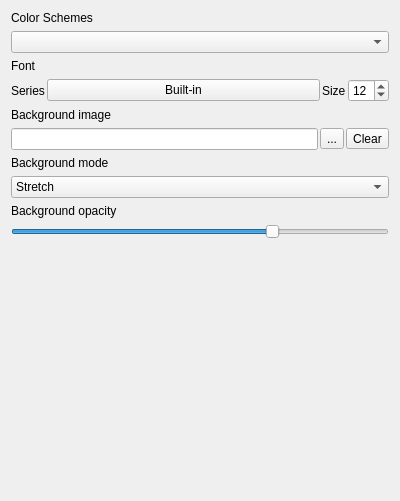
First picture: the form in src/globaloptions/globaloptionsappearancewidget.ui, repository QQxiaoming/quardCRT, before the edit.
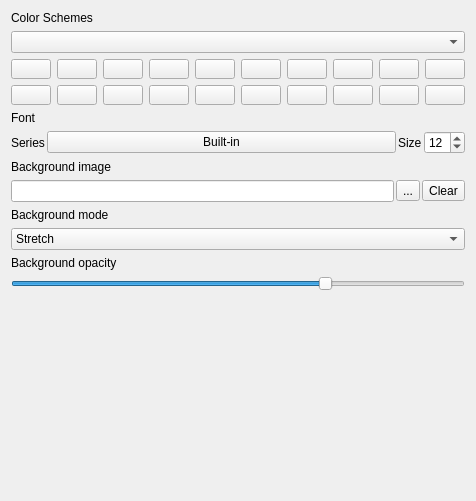
Second picture: the form after the edit.

Commit message: Add preview terminal color scheme display in settings

What changed in the file:
```diff
--- a/src/globaloptions/globaloptionsappearancewidget.ui
+++ b/src/globaloptions/globaloptionsappearancewidget.ui
@@ -6,7 +6,7 @@
    <rect>
     <x>0</x>
     <y>0</y>
-    <width>400</width>
+    <width>391</width>
     <height>501</height>
    </rect>
   </property>
@@ -21,6 +21,390 @@
    <item>
     <widget class="QComboBox" name="comBoxColorSchemes"/>
    </item>
+   <item>
+    <layout class="QGridLayout" name="gridLayout">
+     <item row="0" column="6">
+      <widget class="QPushButton" name="pushButtonColor7">
+       <property name="minimumSize">
+        <size>
+         <width>0</width>
+         <height>20</height>
+        </size>
+       </property>
+       <property name="maximumSize">
+        <size>
+         <width>16777215</width>
+         <height>20</height>
+        </size>
+       </property>
+       <property name="text">
+        <string/>
+       </property>
+      </widget>
+     </item>
+     <item row="2" column="4">
+      <widget class="QPushButton" name="pushButtonColor15">
+       <property name="minimumSize">
+        <size>
+         <width>0</width>
+         <height>20</height>
+        </size>
+       </property>
+       <property name="maximumSize">
+        <size>
+         <width>16777215</width>
+         <height>20</height>
+        </size>
+       </property>
+       <property name="text">
+        <string/>
+       </property>
+      </widget>
+     </item>
+     <item row="0" column="5">
+      <widget class="QPushButton" name="pushButtonColor6">
+       <property name="minimumSize">
+        <size>
+         <width>0</width>
+         <height>20</height>
+        </size>
+       </property>
+       <property name="maximumSize">
+        <size>
+         <width>16777215</width>
+         <height>20</height>
+        </size>
+       </property>
+       <property name="text">
+        <string/>
+       </property>
+      </widget>
+     </item>
+     <item row="2" column="1">
+      <widget class="QPushButton" name="pushButtonColor12">
+       <property name="minimumSize">
+        <size>
+         <width>0</width>
+         <height>20</height>
+        </size>
+       </property>
+       <property name="maximumSize">
+        <size>
+         <width>16777215</width>
+         <height>20</height>
+        </size>
+       </property>
+       <property name="text">
+        <string/>
+       </property>
+      </widget>
+     </item>
+     <item row="2" column="2">
+      <widget class="QPushButton" name="pushButtonColor13">
+       <property name="minimumSize">
+        <size>
+         <width>0</width>
+         <height>20</height>
+        </size>
+       </property>
+       <property name="maximumSize">
+        <size>
+         <width>16777215</width>
+         <height>20</height>
+        </size>
+       </property>
+       <property name="text">
+        <string/>
+       </property>
+      </widget>
+     </item>
+     <item row="0" column="8">
+      <widget class="QPushButton" name="pushButtonColor9">
+       <property name="minimumSize">
+        <size>
+         <width>0</width>
+         <height>20</height>
+        </size>
+       </property>
+       <property name="maximumSize">
+        <size>
+         <width>16777215</width>
+         <height>20</height>
+        </size>
+       </property>
+       <property name="text">
+        <string/>
+       </property>
+      </widget>
+     </item>
+     <item row="0" column="7">
+      <widget class="QPushButton" name="pushButtonColor8">
+       <property name="minimumSize">
+        <size>
+         <width>0</width>
+         <height>20</height>
+        </size>
+       </property>
+       <property name="maximumSize">
+        <size>
+         <width>16777215</width>
+         <height>20</height>
+        </size>
+       </property>
+       <property name="text">
+        <string/>
+       </property>
+      </widget>
+     </item>
+     <item row="0" column="1">
+      <widget class="QPushButton" name="pushButtonColor2">
+       <property name="minimumSize">
+        <size>
+         <width>0</width>
+         <height>20</height>
+        </size>
+       </property>
+       <property name="maximumSize">
+        <size>
+         <width>16777215</width>
+         <height>20</height>
+        </size>
+       </property>
+       <property name="text">
+        <string/>
+       </property>
+      </widget>
+     </item>
+     <item row="2" column="3">
+      <widget class="QPushButton" name="pushButtonColor14">
+       <property name="minimumSize">
+        <size>
+         <width>0</width>
+         <height>20</height>
+        </size>
+       </property>
+       <property name="maximumSize">
+        <size>
+         <width>16777215</width>
+         <height>20</height>
+        </size>
+       </property>
+       <property name="text">
+        <string/>
+       </property>
+      </widget>
+     </item>
+     <item row="0" column="3">
+      <widget class="QPushButton" name="pushButtonColor4">
+       <property name="minimumSize">
+        <size>
+         <width>0</width>
+         <height>20</height>
+        </size>
+       </property>
+       <property name="maximumSize">
+        <size>
+         <width>16777215</width>
+         <height>20</height>
+        </size>
+       </property>
+       <property name="text">
+        <string/>
+       </property>
+      </widget>
+     </item>
+     <item row="2" column="0">
+      <widget class="QPushButton" name="pushButtonColor11">
+       <property name="minimumSize">
+        <size>
+         <width>0</width>
+         <height>20</height>
+        </size>
+       </property>
+       <property name="maximumSize">
+        <size>
+         <width>16777215</width>
+         <height>20</height>
+        </size>
+       </property>
+       <property name="text">
+        <string/>
+       </property>
+      </widget>
+     </item>
+     <item row="0" column="0">
+      <widget class="QPushButton" name="pushButtonColor1">
+       <property name="minimumSize">
+        <size>
+         <width>0</width>
+         <height>20</height>
+        </size>
+       </property>
+       <property name="maximumSize">
+        <size>
+         <width>16777215</width>
+         <height>20</height>
+        </size>
+       </property>
+       <property name="text">
+        <string/>
+       </property>
+      </widget>
+     </item>
+     <item row="0" column="2">
+      <widget class="QPushButton" name="pushButtonColor3">
+       <property name="minimumSize">
+        <size>
+         <width>0</width>
+         <height>20</height>
+        </size>
+       </property>
+       <property name="maximumSize">
+        <size>
+         <width>16777215</width>
+         <height>20</height>
+        </size>
+       </property>
+       <property name="text">
+        <string/>
+       </property>
+      </widget>
+     </item>
+     <item row="0" column="4">
+      <widget class="QPushButton" name="pushButtonColor5">
+       <property name="minimumSize">
+        <size>
+         <width>0</width>
+         <height>20</height>
+        </size>
+       </property>
+       <property name="maximumSize">
+        <size>
+         <width>16777215</width>
+         <height>20</height>
+        </size>
+       </property>
+       <property name="text">
+        <string/>
+       </property>
+      </widget>
+     </item>
+     <item row="0" column="9">
+      <widget class="QPushButton" name="pushButtonColor10">
+       <property name="minimumSize">
+        <size>
+         <width>0</width>
+         <height>20</height>
+        </size>
+       </property>
+       <property name="maximumSize">
+        <size>
+         <width>16777215</width>
+         <height>20</height>
+        </size>
+       </property>
+       <property name="text">
+        <string/>
+       </property>
+      </widget>
+     </item>
+     <item row="2" column="5">
+      <widget class="QPushButton" name="pushButtonColor16">
+       <property name="minimumSize">
+        <size>
+         <width>0</width>
+         <height>20</height>
+        </size>
+       </property>
+       <property name="maximumSize">
+        <size>
+         <width>16777215</width>
+         <height>20</height>
+        </size>
+       </property>
+       <property name="text">
+        <string/>
+       </property>
+      </widget>
+     </item>
+     <item row="2" column="6">
+      <widget class="QPushButton" name="pushButtonColor17">
+       <property name="minimumSize">
+        <size>
+         <width>0</width>
+         <height>20</height>
+        </size>
+       </property>
+       <property name="maximumSize">
+        <size>
+         <width>16777215</width>
+         <height>20</height>
+        </size>
+       </property>
+       <property name="text">
+        <string/>
+       </property>
+      </widget>
+     </item>
+     <item row="2" column="7">
+      <widget class="QPushButton" name="pushButtonColor18">
+       <property name="minimumSize">
+        <size>
+         <width>0</width>
+         <height>20</height>
+        </size>
+       </property>
+       <property name="maximumSize">
+        <size>
+         <width>16777215</width>
+         <height>20</height>
+        </size>
+       </property>
+       <property name="text">
+        <string/>
+       </property>
+      </widget>
+     </item>
+     <item row="2" column="8">
+      <widget class="QPushButton" name="pushButtonColor19">
+       <property name="minimumSize">
+        <size>
+         <width>0</width>
+         <height>20</height>
+        </size>
+       </property>
+       <property name="maximumSize">
+        <size>
+         <width>16777215</width>
+         <height>20</height>
+        </size>
+       </property>
+       <property name="text">
+        <string/>
+       </property>
+      </widget>
+     </item>
+     <item row="2" column="9">
+      <widget class="QPushButton" name="pushButtonColor20">
+       <property name="minimumSize">
+        <size>
+         <width>0</width>
+         <height>20</height>
+        </size>
+       </property>
+       <property name="maximumSize">
+        <size>
+         <width>16777215</width>
+         <height>20</height>
+        </size>
+       </property>
+       <property name="text">
+        <string/>
+       </property>
+      </widget>
+     </item>
+    </layout>
+   </item>
    <item>
     <widget class="QLabel" name="label_3">
      <property name="text">
```
The commit also changes 7 other files.
